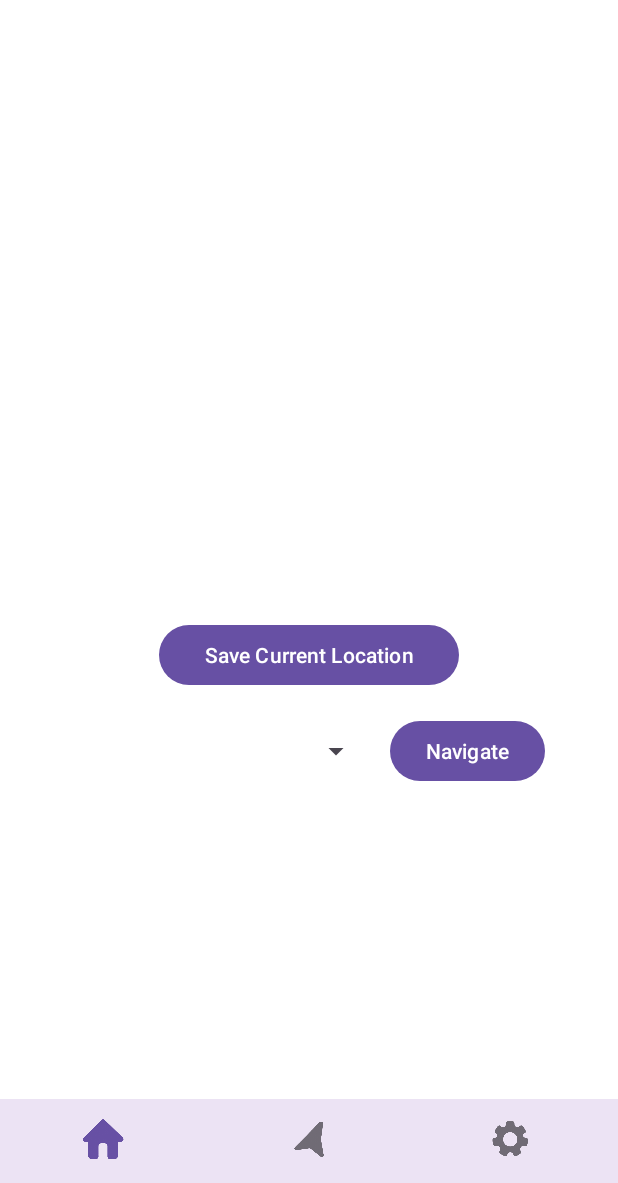
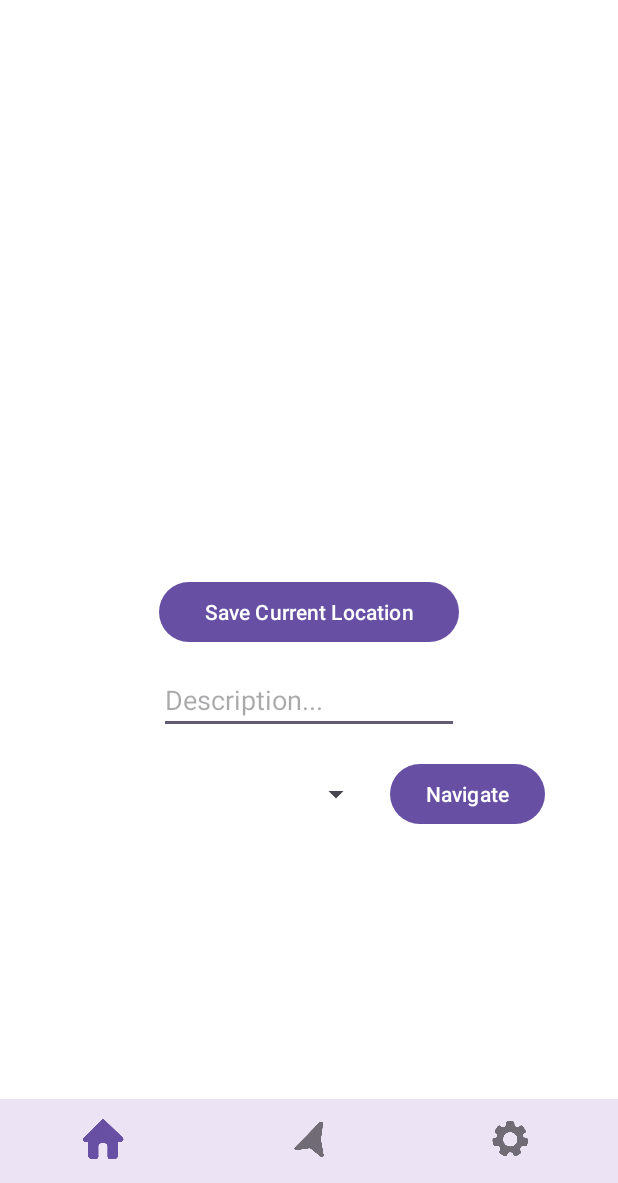
Before and after one commit to jenya1996/Where-DId-I-Park, an Android app: the screen it shows after launch (MainActivity), on a phone screen of 412 x 824 dp, the part 53-1236 px from its top. Run offline under Robolectric (Android 15) with nearby library versions, the phone set to English and light mode, and no system bars.

Commit message:
HomeActivity: added description textbox

```diff
--- a/app/src/main/java/com/EvgeniG_EladO_HalelF/myapplication/LocationDatabaseHelper.java
+++ b/app/src/main/java/com/EvgeniG_EladO_HalelF/myapplication/LocationDatabaseHelper.java
@@ -12,13 +12,14 @@ import com.google.android.gms.maps.model.LatLng;
 public class LocationDatabaseHelper extends SQLiteOpenHelper {
 
     private static final String DATABASE_NAME = "locationDB";
-    private static final int DATABASE_VERSION = 2;
+    private static final int DATABASE_VERSION = 3;
+
     private static final String TABLE_NAME = "locations";
     private static final String COL_ID = "id";
     private static final String COL_LAT = "latitude";
     private static final String COL_LNG = "longitude";
-    private static final String COL_LABEL = "label"; // New column
-
+    private static final String COL_LABEL = "label";
+    private static final String COL_NOTE = "note";
 
     public LocationDatabaseHelper(Context context) {
         super(context, DATABASE_NAME, null, DATABASE_VERSION);
@@ -30,23 +31,21 @@ public class LocationDatabaseHelper extends SQLiteOpenHelper {
                 COL_ID + " INTEGER PRIMARY KEY AUTOINCREMENT, " +
                 COL_LAT + " REAL, " +
                 COL_LNG + " REAL, " +
-                COL_LABEL + " TEXT)";
+                COL_LABEL + " TEXT, " +
+                COL_NOTE + " TEXT)"; // ← include note
         db.execSQL(CREATE_TABLE);
     }
 
-//    @Override
-//    public void onUpgrade(SQLiteDatabase db, int oldVersion, int newVersion) {
-//        db.execSQL("DROP TABLE IF EXISTS " + TABLE_NAME);
-//        onCreate(db);
-//    }
-
     @Override
     public void onUpgrade(SQLiteDatabase db, int oldVersion, int newVersion) {
+        // Upgrade path: v1 → v2 adds label, v2 → v3 adds note
         if (oldVersion < 2) {
             db.execSQL("ALTER TABLE " + TABLE_NAME + " ADD COLUMN " + COL_LABEL + " TEXT");
         }
+        if (oldVersion < 3) {
+            db.execSQL("ALTER TABLE " + TABLE_NAME + " ADD COLUMN " + COL_NOTE + " TEXT");
+        }
     }
-
 
     public void insertLocation(double lat, double lng) {
         SQLiteDatabase db = this.getWritableDatabase();
@@ -57,8 +56,30 @@ public class LocationDatabaseHelper extends SQLiteOpenHelper {
         db.close();
     }
 
-    public void insertLocation(LatLng location){
+    public void insertLocation(LatLng location) {
         insertLocation(location.latitude, location.longitude);
+    }
+
+    public void insertLocationWithLabel(double lat, double lng, String label, String note) {
+        SQLiteDatabase db = this.getWritableDatabase();
+        ContentValues values = new ContentValues();
+        values.put(COL_LAT, lat);
+        values.put(COL_LNG, lng);
+        values.put(COL_LABEL, label);
+        values.put(COL_NOTE, note);
+        db.insert(TABLE_NAME, null, values);
+        db.close();
+    }
+
+    public void insertLocationWithLabelAndNote(double lat, double lng, String label, String note) {
+        SQLiteDatabase db = this.getWritableDatabase();
+        ContentValues values = new ContentValues();
+        values.put(COL_LAT, lat);
+        values.put(COL_LNG, lng);
+        values.put(COL_LABEL, label);
+        values.put(COL_NOTE, note); // ← added note
+        db.insert(TABLE_NAME, null, values);
+        db.close();
     }
 
     public Location getLastLocation() {
@@ -81,24 +102,14 @@ public class LocationDatabaseHelper extends SQLiteOpenHelper {
         db.close();
         return location;
     }
-    public LatLng getLastLatLng(){
+
+    public LatLng getLastLatLng() {
         Location loc = getLastLocation();
         return new LatLng(loc.getLatitude(), loc.getLongitude());
     }
-
 
     public Cursor getAllLocations() {
         SQLiteDatabase db = this.getReadableDatabase();
         return db.rawQuery("SELECT * FROM " + TABLE_NAME, null);
     }
-
-    public void insertLocationWithLabel(double lat, double lng, String label) {
-        SQLiteDatabase db = this.getWritableDatabase();
-        ContentValues values = new ContentValues();
-        values.put(COL_LAT, lat);
-        values.put(COL_LNG, lng);
-        values.put(COL_LABEL, label);
-        db.insert(TABLE_NAME, null, values);
-        db.close();
-    }
 }
--- a/app/src/main/java/com/EvgeniG_EladO_HalelF/myapplication/MainActivity.java
+++ b/app/src/main/java/com/EvgeniG_EladO_HalelF/myapplication/MainActivity.java
@@ -11,6 +11,7 @@ import android.os.Bundle;
 import android.util.Log;
 import android.widget.ArrayAdapter;
 import android.widget.Button;
+import android.widget.EditText;
 import android.widget.Spinner;
 import android.widget.Toast;
 
@@ -39,6 +40,10 @@ public class MainActivity extends AppCompatActivity {
     private LocationDatabaseHelper dbHelper;
     private Spinner locationSpinner;
     private List<LatLng> savedLatLngList = new ArrayList<>();
+
+    private EditText noteInput;
+    private List<String> savedNotesList = new ArrayList<>();
+
     private static final int LOCATION_PERMISSION_REQUEST = 100;
 
     @Override
@@ -54,6 +59,8 @@ public class MainActivity extends AppCompatActivity {
 
         SupportMapFragment mapFragment = (SupportMapFragment) getSupportFragmentManager()
                 .findFragmentById(R.id.map_fragment);
+
+        noteInput = findViewById(R.id.note_input);
 
         if (mapFragment != null) {
             mapFragment.getMapAsync(googleMap -> {
@@ -74,7 +81,7 @@ public class MainActivity extends AppCompatActivity {
 
 
         checkLocationPermission();
-//        this.deleteDatabase("locationDB"); // DEV ONLY: clears DB to rebuild schema
+        this.deleteDatabase("locationDB"); // DEV ONLY: clears DB to rebuild schema
 
         saveButton.setOnClickListener(v -> saveCurrentLocation());
 
@@ -199,11 +206,13 @@ public class MainActivity extends AppCompatActivity {
                         Address addr = addresses.get(0);
                         label = addr.getAddressLine(0);
                     }
+                    String note = noteInput.getText().toString();
 
                     dbHelper.insertLocationWithLabel(
                             location.getLatitude(),
                             location.getLongitude(),
-                            label
+                            label,
+                            note
                     );
 
 //                    Log.d(TAG, "saveCurrentLocation: " + label); // debug message
@@ -225,16 +234,22 @@ public class MainActivity extends AppCompatActivity {
         Cursor cursor = dbHelper.getAllLocations();
         List<String> labels = new ArrayList<>();
         savedLatLngList.clear();
+        savedNotesList.clear();
 
         if (cursor.moveToLast()) {
             int latIndex = cursor.getColumnIndex("latitude");
             int lngIndex = cursor.getColumnIndex("longitude");
+            int labelIndex = cursor.getColumnIndex("label");
+            int noteIndex = cursor.getColumnIndex("note");
 
             do {
                 double lat = cursor.getDouble(latIndex);
                 double lng = cursor.getDouble(lngIndex);
+                String label = cursor.getString(labelIndex);
+                String note = cursor.getString(noteIndex);
+
                 savedLatLngList.add(new LatLng(lat, lng));
-                String label = cursor.getString(cursor.getColumnIndex("label"));
+                savedNotesList.add(note != null ? note : "");
                 labels.add(label != null ? label : "Location: " + lat + ", " + lng);
             } while (cursor.moveToPrevious() && savedLatLngList.size() < 5);
         }
@@ -246,5 +261,20 @@ public class MainActivity extends AppCompatActivity {
         );
         adapter.setDropDownViewResource(android.R.layout.simple_spinner_dropdown_item);
         locationSpinner.setAdapter(adapter);
+
+        locationSpinner.setOnItemSelectedListener(new android.widget.AdapterView.OnItemSelectedListener() {
+            @Override
+            public void onItemSelected(android.widget.AdapterView<?> parent, android.view.View view, int position, long id) {
+                if (position >= 0 && position < savedNotesList.size()) {
+                    noteInput.setText(savedNotesList.get(position));
+                }
+            }
+
+            @Override
+            public void onNothingSelected(android.widget.AdapterView<?> parent) {
+                noteInput.setText("");
+            }
+        });
     }
+
 }
--- a/app/src/main/res/layout/activity_main.xml
+++ b/app/src/main/res/layout/activity_main.xml
@@ -40,6 +40,16 @@
             android:layout_height="wrap_content"
             android:text="Save Current Location" />
 
+    <EditText
+        android:id="@+id/note_input"
+        android:layout_width="200dp"
+        android:layout_height="wrap_content"
+        android:hint="Description..."
+        android:inputType="text"
+        android:maxLength="15"
+        android:layout_marginTop="12dp"/>
+
+
         <LinearLayout
             android:id="@+id/spinnerRow"
             android:layout_width="wrap_content"
```
